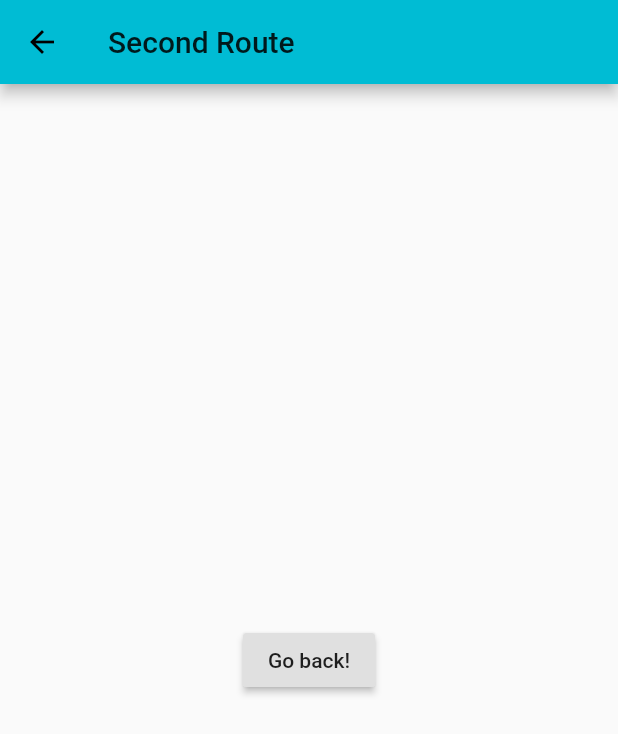
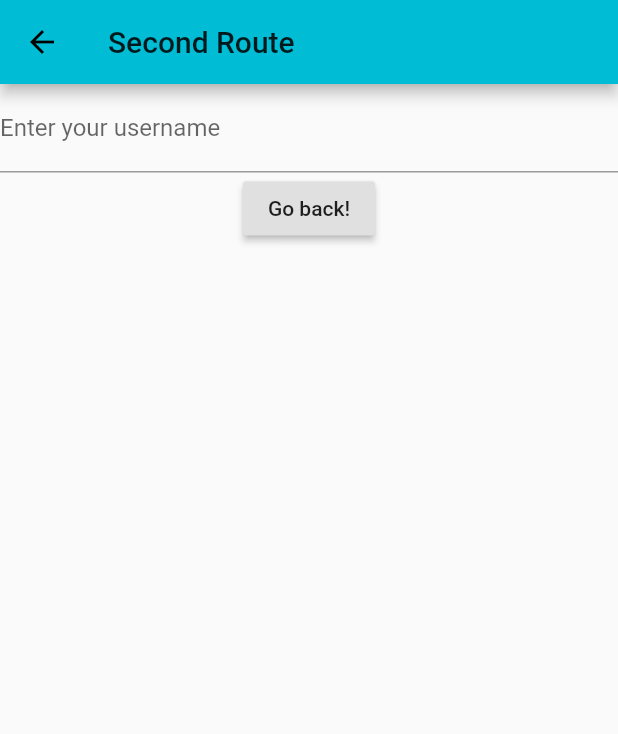
Before and after one commit to Lissy93/nfu, a Flutter app: the DayCountForm screen opened directly, on a phone screen of 412 x 824 dp. Shown: the top 734 px of the screen. Run offline on Flutter 3.47's test engine with Material 2 defaults, Android fonts, the phone set to English and light mode, and no system bars; our stand-ins replace sqflite; missing offline and left inert: folding_cell; accounts and stored records are empty.

```diff
--- a/lib/screens/DayCountForm.dart
+++ /dev/null
@@ -1,22 +0,0 @@
-import 'package:flutter/material.dart';
-import '../models/DayCountModel.dart';
-import '../util/Helpers.dart';
-
-class DayCountForm extends StatelessWidget {
-  @override
-  Widget build(BuildContext context) {
-    return Scaffold(
-      appBar: AppBar(
-        title: Text("Second Route"),
-      ),
-      body: Center(
-        child: RaisedButton(
-          onPressed: () {
-            Navigator.pop(context);
-          },
-          child: Text('Go back!'),
-        ),
-      ),
-    );
-  }
-}
--- /dev/null
+++ b/lib/screens/DayCountScreen.dart
@@ -0,0 +1,31 @@
+import 'package:flutter/material.dart';
+import '../models/DayCountModel.dart';
+import '../util/Helpers.dart';
+
+class DayCountForm extends StatelessWidget {
+  @override
+  Widget build(BuildContext context) {
+    return Scaffold(
+      appBar: AppBar(
+        title: Text("Second Route"),
+      ),
+      body: Column(
+        children: <Widget> [
+          TextFormField(
+          decoration: InputDecoration(
+              labelText: 'Enter your username'
+            ),
+          ),
+          RaisedButton(
+            onPressed: () {
+              Navigator.pop(context);
+            },
+            child: Text('Go back!'),
+          ),
+        ]
+
+
+      ),
+    );
+  }
+}
```
Also changed, not shown: lib/screens/Home.dart (+13 -9 lines).
